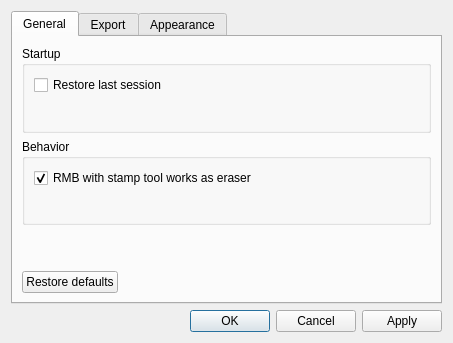
Old version of the form src/gui/settings/settings_dialog.ui in the repository albin-johansson/tactile.
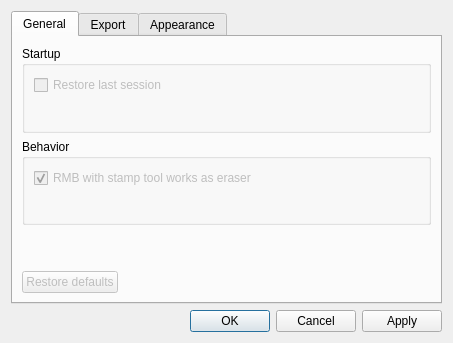
New version of the form. The open tabs and pages were chosen to show the change.

Commit message: Implement restore defaults feature for export settings

What changed in the file:
```diff
--- a/src/gui/settings/settings_dialog.ui
+++ b/src/gui/settings/settings_dialog.ui
@@ -74,6 +74,9 @@
          <layout class="QFormLayout" name="formLayout_2">
           <item row="0" column="0">
            <widget class="QCheckBox" name="restoreLastSessionCheck">
+            <property name="enabled">
+             <bool>false</bool>
+            </property>
             <property name="text">
              <string>Restore last session</string>
             </property>
@@ -96,6 +99,9 @@
          <layout class="QFormLayout" name="formLayout_3">
           <item row="0" column="0">
            <widget class="QCheckBox" name="rmbStampEraserCheck">
+            <property name="enabled">
+             <bool>false</bool>
+            </property>
             <property name="text">
              <string>RMB with stamp tool works as eraser</string>
             </property>
@@ -125,6 +131,9 @@
        </item>
        <item>
         <widget class="QPushButton" name="generalRestoreDefaults">
+         <property name="enabled">
+          <bool>false</bool>
+         </property>
          <property name="sizePolicy">
           <sizepolicy hsizetype="Fixed" vsizetype="Fixed">
            <horstretch>0</horstretch>
```
Left out of the diff: 6 changed lines with no effect on the pictures. The commit also changes 4 other files.
